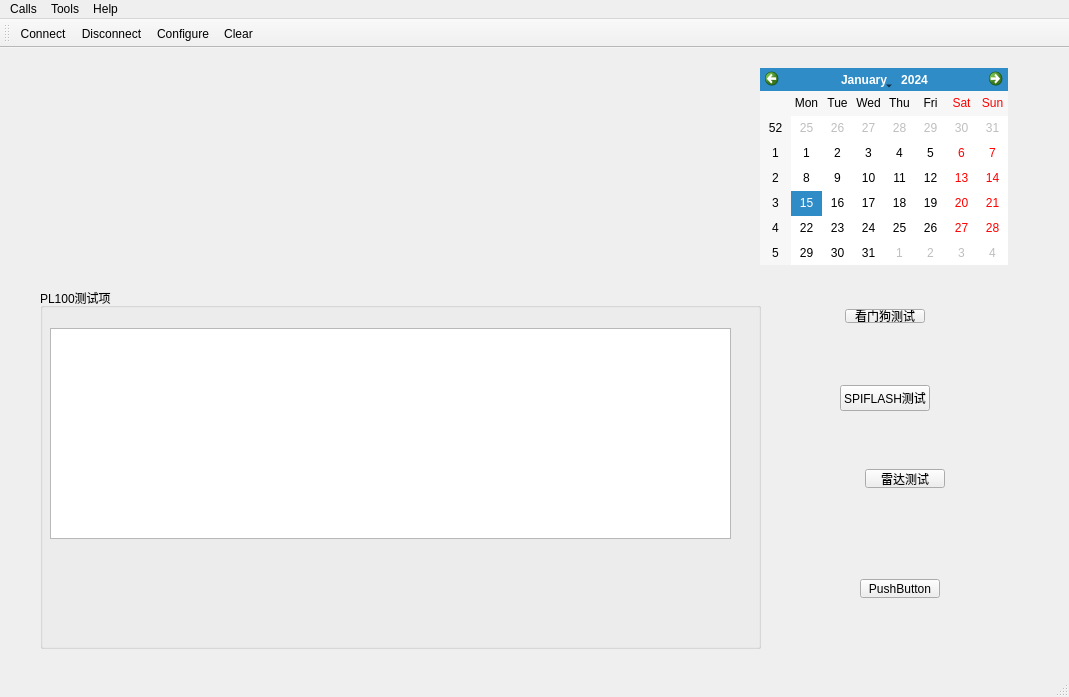
First picture: the form in mainwindow.ui, repository 11494032/qt-serial, before the edit.
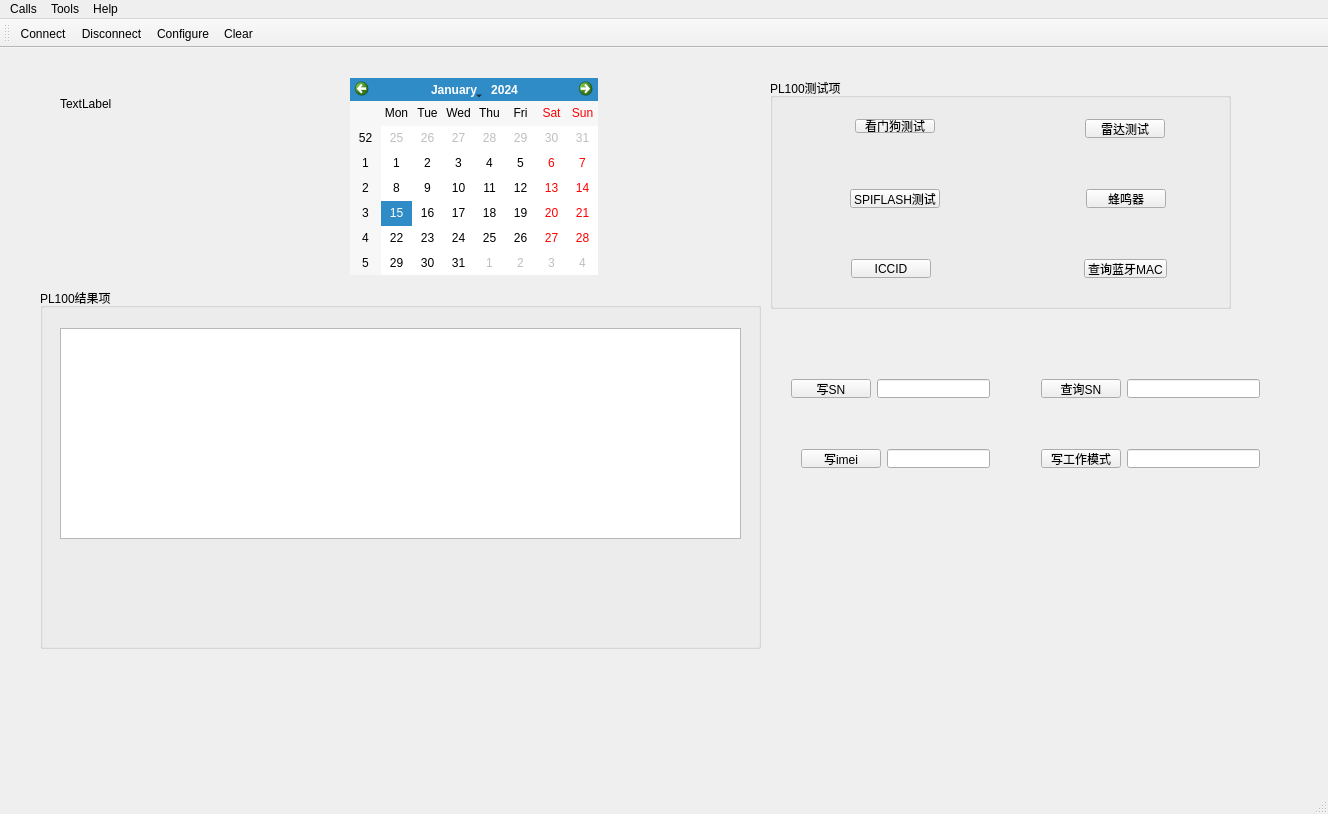
Second picture: the form after the edit. Icons and pictures are not drawn.

Patch:
```diff
--- a/mainwindow.ui
+++ b/mainwindow.ui
@@ -6,8 +6,8 @@
    <rect>
     <x>0</x>
     <y>0</y>
-    <width>1069</width>
-    <height>697</height>
+    <width>1328</width>
+    <height>814</height>
    </rect>
   </property>
   <property name="windowTitle">
@@ -24,12 +24,12 @@
      </rect>
     </property>
     <property name="title">
-     <string>PL100测试项</string>
+     <string>PL100结果项</string>
     </property>
     <widget class="QTreeView" name="treeView">
      <property name="geometry">
       <rect>
-       <x>10</x>
+       <x>20</x>
        <y>40</y>
        <width>681</width>
        <height>211</height>
@@ -40,111 +40,46 @@
      </property>
     </widget>
    </widget>
-   <widget class="QWidget" name="horizontalLayoutWidget_3">
-    <property name="geometry">
-     <rect>
-      <x>830</x>
-      <y>520</y>
-      <width>141</width>
-      <height>41</height>
-     </rect>
-    </property>
-    <layout class="QHBoxLayout" name="horizontalLayout_3">
-     <item>
-      <spacer name="horizontalSpacer_5">
-       <property name="orientation">
-        <enum>Qt::Horizontal</enum>
-       </property>
-       <property name="sizeHint" stdset="0">
-        <size>
-         <width>40</width>
-         <height>20</height>
-        </size>
-       </property>
-      </spacer>
-     </item>
-     <item>
-      <widget class="QPushButton" name="pushButton_4">
-       <property name="text">
-        <string>PushButton</string>
-       </property>
-      </widget>
-     </item>
-     <item>
-      <spacer name="horizontalSpacer_6">
-       <property name="orientation">
-        <enum>Qt::Horizontal</enum>
-       </property>
-       <property name="sizeHint" stdset="0">
-        <size>
-         <width>40</width>
-         <height>20</height>
-        </size>
-       </property>
-      </spacer>
-     </item>
-    </layout>
-   </widget>
-   <widget class="QWidget" name="horizontalLayoutWidget_4">
-    <property name="geometry">
-     <rect>
-      <x>810</x>
-      <y>410</y>
-      <width>189</width>
-      <height>41</height>
-     </rect>
-    </property>
-    <layout class="QHBoxLayout" name="horizontalLayout_4">
-     <item>
-      <spacer name="horizontalSpacer_7">
-       <property name="orientation">
-        <enum>Qt::Horizontal</enum>
-       </property>
-       <property name="sizeHint" stdset="0">
-        <size>
-         <width>40</width>
-         <height>20</height>
-        </size>
-       </property>
-      </spacer>
-     </item>
-     <item>
-      <widget class="QPushButton" name="radarPushButton">
-       <property name="text">
-        <string>雷达测试</string>
-       </property>
-      </widget>
-     </item>
-     <item>
-      <spacer name="horizontalSpacer_8">
-       <property name="orientation">
-        <enum>Qt::Horizontal</enum>
-       </property>
-       <property name="sizeHint" stdset="0">
-        <size>
-         <width>40</width>
-         <height>20</height>
-        </size>
-       </property>
-      </spacer>
-     </item>
-    </layout>
-   </widget>
    <widget class="QCalendarWidget" name="calendarWidget">
     <property name="geometry">
      <rect>
-      <x>760</x>
-      <y>20</y>
+      <x>350</x>
+      <y>30</y>
       <width>248</width>
       <height>197</height>
      </rect>
     </property>
    </widget>
+   <widget class="QLabel" name="startlabel">
+    <property name="geometry">
+     <rect>
+      <x>60</x>
+      <y>50</y>
+      <width>54</width>
+      <height>12</height>
+     </rect>
+    </property>
+    <property name="text">
+     <string>TextLabel</string>
+    </property>
+   </widget>
+   <widget class="QGroupBox" name="groupBox_2">
+    <property name="geometry">
+     <rect>
+      <x>770</x>
+      <y>30</y>
+      <width>461</width>
+      <height>231</height>
+     </rect>
+    </property>
+    <property name="title">
+     <string>PL100测试项</string>
+    </property>
    <widget class="QWidget" name="horizontalLayoutWidget_2">
     <property name="geometry">
      <rect>
-      <x>770</x>
-      <y>250</y>
+       <x>10</x>
+       <y>30</y>
       <width>229</width>
       <height>36</height>
      </rect>
@@ -185,13 +120,58 @@
      </item>
     </layout>
    </widget>
+    <widget class="QWidget" name="horizontalLayoutWidget_4">
+     <property name="geometry">
+      <rect>
+       <x>260</x>
+       <y>30</y>
+       <width>189</width>
+       <height>41</height>
+      </rect>
+     </property>
+     <layout class="QHBoxLayout" name="horizontalLayout_4">
+      <item>
+       <spacer name="horizontalSpacer_7">
+        <property name="orientation">
+         <enum>Qt::Horizontal</enum>
+        </property>
+        <property name="sizeHint" stdset="0">
+         <size>
+          <width>40</width>
+          <height>20</height>
+         </size>
+        </property>
+       </spacer>
+      </item>
+      <item>
+       <widget class="QPushButton" name="radarPushButton">
+        <property name="text">
+         <string>雷达测试</string>
+        </property>
+       </widget>
+      </item>
+      <item>
+       <spacer name="horizontalSpacer_8">
+        <property name="orientation">
+         <enum>Qt::Horizontal</enum>
+        </property>
+        <property name="sizeHint" stdset="0">
+         <size>
+          <width>40</width>
+          <height>20</height>
+         </size>
+        </property>
+       </spacer>
+      </item>
+     </layout>
+    </widget>
    <widget class="QWidget" name="horizontalLayoutWidget">
     <property name="geometry">
      <rect>
-      <x>770</x>
-      <y>320</y>
+       <x>10</x>
+       <y>100</y>
       <width>229</width>
-      <height>61</height>
+       <height>41</height>
      </rect>
     </property>
     <layout class="QHBoxLayout" name="horizontalLayout">
@@ -230,13 +210,237 @@
      </item>
     </layout>
    </widget>
+    <widget class="QWidget" name="horizontalLayoutWidget_6">
+     <property name="geometry">
+      <rect>
+       <x>260</x>
+       <y>170</y>
+       <width>191</width>
+       <height>41</height>
+      </rect>
+     </property>
+     <layout class="QHBoxLayout" name="horizontalLayout_7">
+      <item>
+       <spacer name="horizontalSpacer_13">
+        <property name="orientation">
+         <enum>Qt::Horizontal</enum>
+        </property>
+        <property name="sizeHint" stdset="0">
+         <size>
+          <width>40</width>
+          <height>20</height>
+         </size>
+        </property>
+       </spacer>
+      </item>
+      <item>
+       <widget class="QPushButton" name="macPushButton">
+        <property name="text">
+         <string>查询蓝牙MAC</string>
+        </property>
+       </widget>
+      </item>
+      <item>
+       <spacer name="horizontalSpacer_14">
+        <property name="orientation">
+         <enum>Qt::Horizontal</enum>
+        </property>
+        <property name="sizeHint" stdset="0">
+         <size>
+          <width>40</width>
+          <height>20</height>
+         </size>
+        </property>
+       </spacer>
+      </item>
+     </layout>
+    </widget>
+    <widget class="QWidget" name="horizontalLayoutWidget_5">
+     <property name="geometry">
+      <rect>
+       <x>10</x>
+       <y>170</y>
+       <width>221</width>
+       <height>41</height>
+      </rect>
+     </property>
+     <layout class="QHBoxLayout" name="horizontalLayout_5">
+      <item>
+       <spacer name="horizontalSpacer_9">
+        <property name="orientation">
+         <enum>Qt::Horizontal</enum>
+        </property>
+        <property name="sizeHint" stdset="0">
+         <size>
+          <width>40</width>
+          <height>20</height>
+         </size>
+        </property>
+       </spacer>
+      </item>
+      <item>
+       <widget class="QPushButton" name="iccidPushButton">
+        <property name="text">
+         <string>ICCID</string>
+        </property>
+       </widget>
+      </item>
+      <item>
+       <spacer name="horizontalSpacer_10">
+        <property name="orientation">
+         <enum>Qt::Horizontal</enum>
+        </property>
+        <property name="sizeHint" stdset="0">
+         <size>
+          <width>40</width>
+          <height>20</height>
+         </size>
+        </property>
+       </spacer>
+      </item>
+     </layout>
+    </widget>
+    <widget class="QWidget" name="horizontalLayoutWidget_3">
+     <property name="geometry">
+      <rect>
+       <x>260</x>
+       <y>100</y>
+       <width>191</width>
+       <height>41</height>
+      </rect>
+     </property>
+     <layout class="QHBoxLayout" name="horizontalLayout_3">
+      <item>
+       <spacer name="horizontalSpacer_5">
+        <property name="orientation">
+         <enum>Qt::Horizontal</enum>
+        </property>
+        <property name="sizeHint" stdset="0">
+         <size>
+          <width>40</width>
+          <height>20</height>
+         </size>
+        </property>
+       </spacer>
+      </item>
+      <item>
+       <widget class="QPushButton" name="beerPushButton">
+        <property name="text">
+         <string>蜂鸣器</string>
+        </property>
+       </widget>
+      </item>
+      <item>
+       <spacer name="horizontalSpacer_6">
+        <property name="orientation">
+         <enum>Qt::Horizontal</enum>
+        </property>
+        <property name="sizeHint" stdset="0">
+         <size>
+          <width>40</width>
+          <height>20</height>
+         </size>
+        </property>
+       </spacer>
+      </item>
+     </layout>
+    </widget>
+   </widget>
+   <widget class="QWidget" name="horizontalLayoutWidget_13">
+    <property name="geometry">
+     <rect>
+      <x>780</x>
+      <y>320</y>
+      <width>221</width>
+      <height>41</height>
+     </rect>
+    </property>
+    <layout class="QHBoxLayout" name="horizontalLayout_15">
+     <item>
+      <widget class="QPushButton" name="writeSNPushButton">
+       <property name="text">
+        <string>写SN</string>
+       </property>
+      </widget>
+     </item>
+     <item>
+      <widget class="QLineEdit" name="writeSnlineEdit"/>
+     </item>
+    </layout>
+   </widget>
+   <widget class="QWidget" name="horizontalLayoutWidget_14">
+    <property name="geometry">
+     <rect>
+      <x>1030</x>
+      <y>320</y>
+      <width>241</width>
+      <height>41</height>
+     </rect>
+    </property>
+    <layout class="QHBoxLayout" name="horizontalLayout_16">
+     <item>
+      <widget class="QPushButton" name="readSnpushButton">
+       <property name="text">
+        <string>查询SN</string>
+       </property>
+      </widget>
+     </item>
+     <item>
+      <widget class="QLineEdit" name="readSNlineEdit"/>
+     </item>
+    </layout>
+   </widget>
+   <widget class="QWidget" name="horizontalLayoutWidget_15">
+    <property name="geometry">
+     <rect>
+      <x>790</x>
+      <y>390</y>
+      <width>211</width>
+      <height>41</height>
+     </rect>
+    </property>
+    <layout class="QHBoxLayout" name="horizontalLayout_17">
+     <item>
+      <widget class="QPushButton" name="writeImeipushButton">
+       <property name="text">
+        <string>写imei</string>
+       </property>
+      </widget>
+     </item>
+     <item>
+      <widget class="QLineEdit" name="writeImeilineEdit"/>
+     </item>
+    </layout>
+   </widget>
+   <widget class="QWidget" name="horizontalLayoutWidget_16">
+    <property name="geometry">
+     <rect>
+      <x>1030</x>
+      <y>390</y>
+      <width>241</width>
+      <height>41</height>
+     </rect>
+    </property>
+    <layout class="QHBoxLayout" name="horizontalLayout_18">
+     <item>
+      <widget class="QPushButton" name="workpushButton">
+       <property name="text">
+        <string>写工作模式</string>
+       </property>
+      </widget>
+     </item>
+     <item>
+      <widget class="QLineEdit" name="worklineEdit"/>
+     </item>
+    </layout>
+   </widget>
   </widget>
   <widget class="QMenuBar" name="menuBar">
    <property name="geometry">
     <rect>
      <x>0</x>
      <y>0</y>
-     <width>1069</width>
+     <width>1328</width>
      <height>23</height>
     </rect>
    </property>
```
Lines whose indentation alone changed are shown as unchanged.
